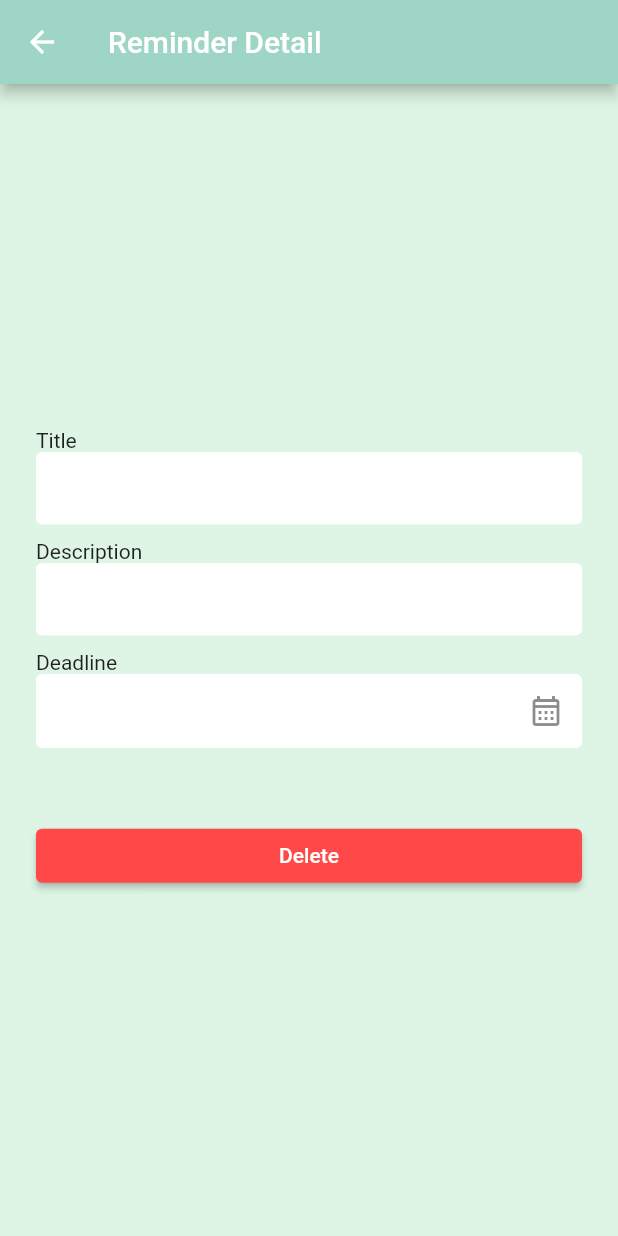
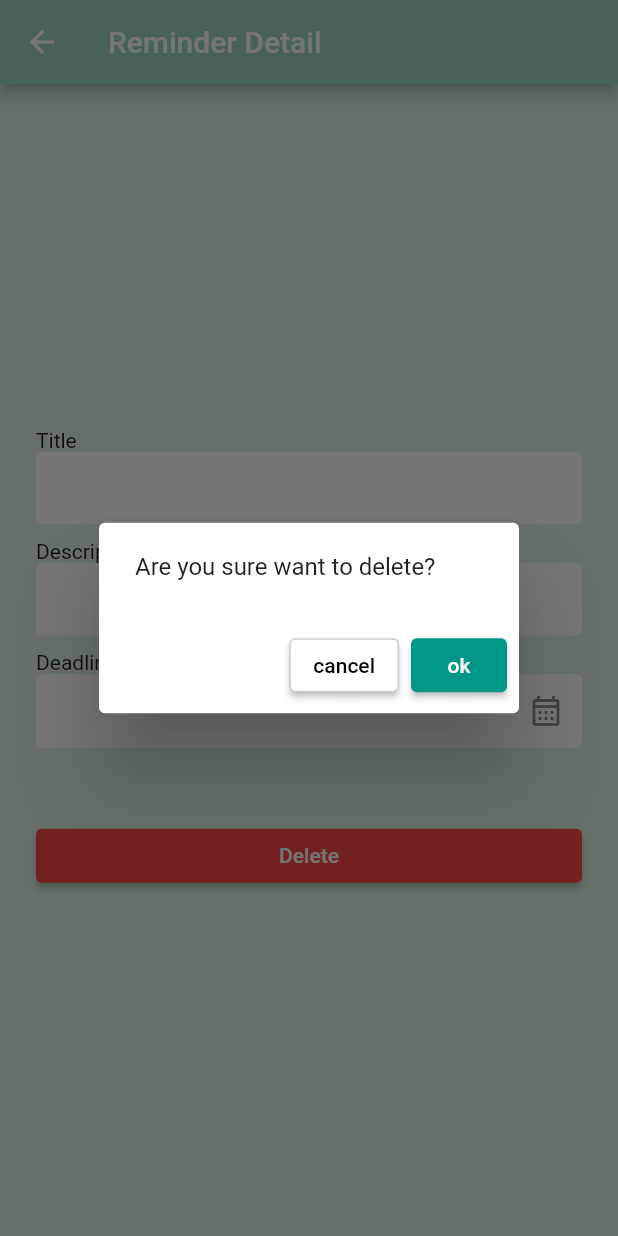
Before and after one commit to ikhsan34/buruan, a Flutter app: the ReminderDetail screen opened by its route, after a tap on "Delete", on a phone screen of 412 x 824 dp. Run offline on Flutter 3.47's test engine with Material 2 defaults, Android fonts, the phone set to English and light mode, and no system bars.

Commit message:
add pop up

```diff
--- a/lib/reminderDetail.dart
+++ b/lib/reminderDetail.dart
@@ -59,7 +59,32 @@ class _ReminderDetailState extends State<ReminderDetail> {
       padding: const EdgeInsets.symmetric(vertical: 0),
       child: ElevatedButton(
         style: ElevatedButton.styleFrom(backgroundColor: Color(0xFFFF4848)),
-        onPressed: () {},
+        onPressed: () => showDialog<String>(
+          context: context,
+          builder: (BuildContext context) => AlertDialog(
+            content: const Text('Are you sure want to delete?'),
+            actions: <Widget>[
+              ElevatedButton(
+                style: ElevatedButton.styleFrom(
+                    side: BorderSide(
+                      color: Colors.black.withOpacity(0.2),
+                    ),
+                    backgroundColor: Colors.white),
+                onPressed: () => Navigator.pop(context, 'cancel'),
+                child: const Text(
+                  'cancel',
+                  style: TextStyle(color: Colors.black),
+                ),
+              ),
+              ElevatedButton(
+                style: ElevatedButton.styleFrom(
+                    backgroundColor: Color(0xFF009688)),
+                onPressed: () => Navigator.pop(context, 'ok'),
+                child: const Text('ok'),
+              ),
+            ],
+          ),
+        ),
         child: const Text('Delete'),
       ),
     );
```
